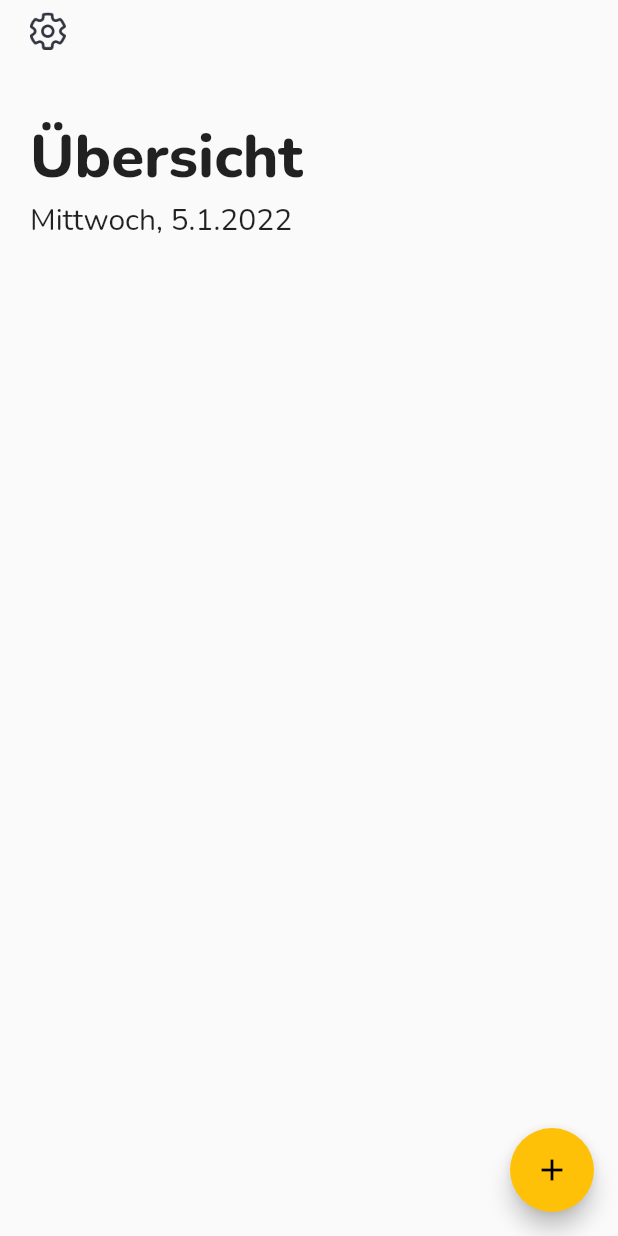
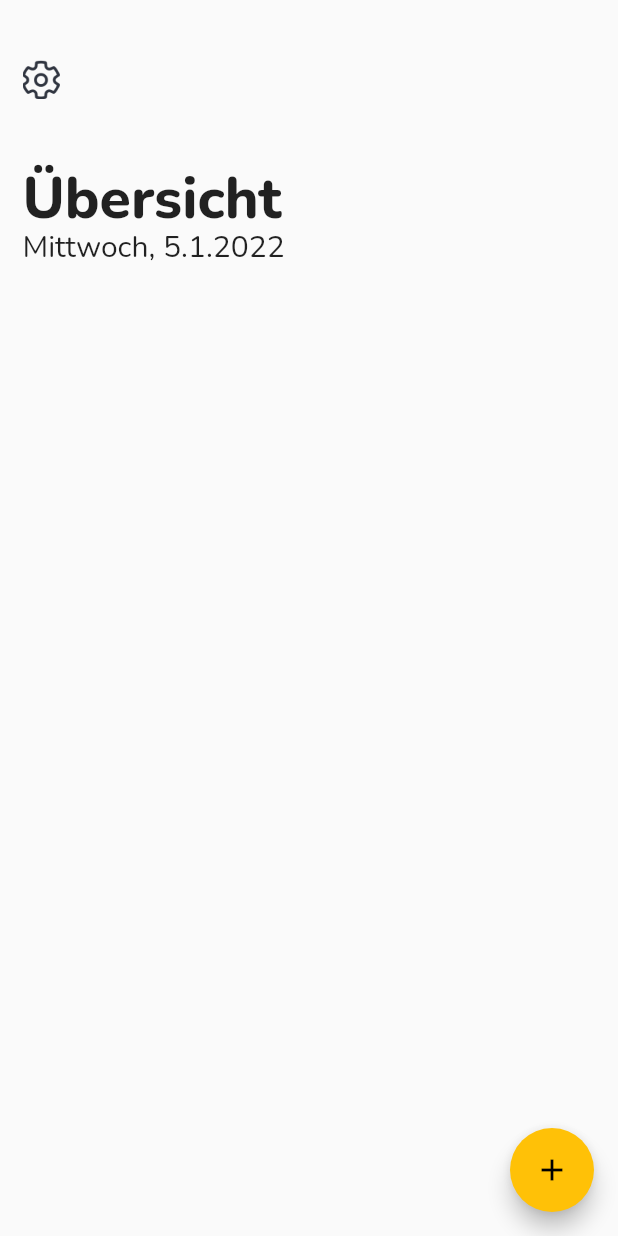
Before and after one commit to brainHausaufgaben/app, a Flutter app: the screen it shows after launch, on a phone screen of 412 x 824 dp. Run offline on Flutter 3.47's test engine with Material 2 defaults, Android fonts, the phone set to English and light mode, and no system bars.

Commit message:
Ich hab mit größen rumprobiert weil die Sachen in Flutter bisschen größer sind als in meinem Design, was dumm dumm ist

```diff
--- a/lib/main.dart
+++ b/lib/main.dart
@@ -58,24 +58,24 @@
   Widget build(BuildContext context) {
     return Scaffold(
       body: Padding(
-        padding: const EdgeInsets.only(left: 20),
+        padding: const EdgeInsets.only(left: 15, top: 40, right: 15, bottom: 25),
         child:Column(
           crossAxisAlignment: CrossAxisAlignment.start,
           children: <Widget>[
             //Settings Button
             IconButton(
               alignment: Alignment.centerLeft,
-              padding: const EdgeInsets.only(left: 0,bottom: 45,top: 8,right: 0),
+              padding: const EdgeInsets.only(bottom: 40),
               onPressed: _settings,
               icon: Image.asset( 'icons/settingsButtonIcon.png'),
-              iconSize: 25,
+              iconSize: 26,
               splashRadius: 1,
             ),
             const Padding(
-                padding: EdgeInsets.only(left: 0,bottom: 0,top: 0,right: 0),
+                padding: EdgeInsets.only(left: 0,bottom: 0,top: 22,right: 0),
                 child: Text(
                   "Übersicht",
-                  style: TextStyle(fontFamily: "Nunito",fontWeight: FontWeight.w800,fontSize:40 ),
+                  style: TextStyle(fontFamily: "Nunito",fontWeight: FontWeight.w800,fontSize:38, height: 0.6 ),
               ),
             ),
             Text(
```
